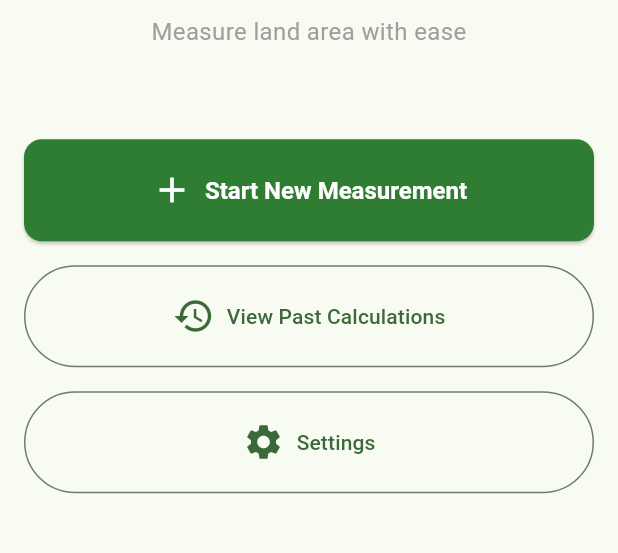
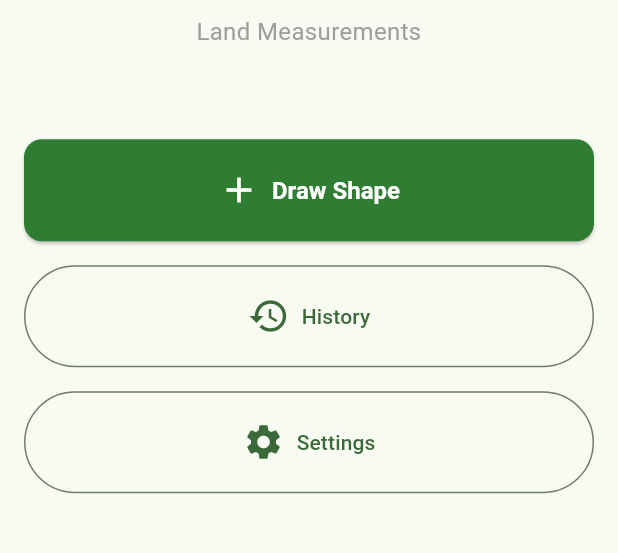
Before and after one commit to zamansheikh/plotcalc, a Flutter app: the screen it shows after launch, on a phone screen of 412 x 824 dp, the part 538-1091 px from its top. Run offline on Flutter 3.47's test engine with Material 3 defaults, Android fonts, the phone set to English and light mode, and no system bars; our stand-ins replace dartz, equatable, flutter_bloc, get_it, go_router, injectable and 1 more; accounts and stored records are empty.

Commit message:
feat: Implement localization support for English and Bengali
- Added AppLocalizations class for managing localized strings.
- Integrated localization into Home, Drawing, and History pages.
- Created LanguageBloc for managing language changes.
- Added Settings page for language selection.
- Updated app router to include settings page.
- Configured MaterialApp to support localization and language changes.
- Added flutter_localizations dependency for localization support.

```diff
--- /dev/null
+++ b/lib/core/localization/app_localizations.dart
@@ -0,0 +1,154 @@
+import 'package:flutter/material.dart';
+
+class AppLocalizations {
+  final Locale locale;
+
+  AppLocalizations({required this.locale});
+
+  static AppLocalizations of(BuildContext context) {
+    return Localizations.of<AppLocalizations>(context, AppLocalizations)!;
+  }
+
+  static Future<AppLocalizations> load(Locale locale) async {
+    return AppLocalizations(locale: locale);
+  }
+
+  static const LocalizationsDelegate<AppLocalizations> delegate =
+      _AppLocalizationsDelegate();
+
+  bool get isEnglish => locale.languageCode == 'en';
+  bool get isBengali => locale.languageCode == 'bn';
+
+  // Home & Navigation
+  String get appTitle => isEnglish ? 'PlotCalc' : 'প্লটক্যালক';
+  String get homeTitle => isEnglish ? 'Land Measurements' : 'ভূমি পরিমাপ';
+  String get drawingTitle => isEnglish ? 'Draw Shape' : 'আকৃতি আঁকুন';
+  String get historyTitle => isEnglish ? 'History' : 'ইতিহাস';
+
+  // Shapes
+  String get selectShape => isEnglish ? 'Select Shape' : 'আকৃতি নির্বাচন করুন';
+  String get triangle => isEnglish ? 'Triangle' : 'ত্রিভুজ';
+  String get polygon => isEnglish ? 'Polygon' : 'বহুভুজ';
+  String get circle => isEnglish ? 'Circle' : 'বৃত্ত';
+  String get rectangle => isEnglish ? 'Rectangle' : 'আয়তক্ষেত্র';
+
+  // Measurements
+  String get enterMeasurement =>
+      isEnglish ? 'Enter Measurement' : 'পরিমাপ লিখুন';
+  String get sideLengthInMeters =>
+      isEnglish ? 'Enter the length in meters' : 'মিটারে দৈর্ঘ্য লিখুন';
+  String get width => isEnglish ? 'Width' : 'প্রস্থ';
+  String get height => isEnglish ? 'Height' : 'উচ্চতা';
+  String get radius => isEnglish ? 'Radius' : 'ব্যাসার্ধ';
+  String get area => isEnglish ? 'Area' : 'ক্ষেত্রফল';
+  String get squareMeters => isEnglish ? 'm²' : 'বর্গমিটার';
+
+  // Buttons
+  String get calculate => isEnglish ? 'Calculate' : 'গণনা করুন';
+  String get complete => isEnglish ? 'Complete' : 'সম্পূর্ণ করুন';
+  String get undo => isEnglish ? 'Undo' : 'পূর্ববর্তী';
+  String get clear => isEnglish ? 'Clear' : 'পরিষ্কার করুন';
+  String get ok => isEnglish ? 'OK' : 'ঠিক আছে';
+  String get skip => isEnglish ? 'Skip' : 'এড়িয়ে যান';
+  String get cancel => isEnglish ? 'Cancel' : 'বাতিল করুন';
+  String get delete => isEnglish ? 'Delete' : 'মুছুন';
+  String get save => isEnglish ? 'Save' : 'সংরক্ষণ করুন';
+
+  // Messages
+  String get enterValidWidthHeight => isEnglish
+      ? 'Please enter valid width and height'
+      : 'অনুগ্রহ করে বৈধ প্রস্থ এবং উচ্চতা লিখুন';
+  String get enterValidRadius => isEnglish
+      ? 'Please enter valid radius'
+      : 'অনুগ্রহ করে বৈধ ব্যাসার্ধ লিখুন';
+  String get addThreePoints => isEnglish
+      ? 'Please add at least 3 points'
+      : 'অনুগ্রহ করে কমপক্ষে ৩টি পয়েন্ট যোগ করুন';
+  String get noPoints =>
+      isEnglish ? 'No points provided' : 'কোনো পয়েন্ট প্রদান করা হয়নি';
+  String get triangleRequires3Points => isEnglish
+      ? 'Triangle requires 3 points'
+      : 'ত্রিভুজের জন্য ৩টি পয়েন্ট প্রয়োজন';
+  String get polygonRequires3Points => isEnglish
+      ? 'Polygon requires at least 3 points'
+      : 'বহুভুজের জন্য কমপক্ষে ৩টি পয়েন্ট প্রয়োজন';
+  String get rectangleRequiresWidthHeight => isEnglish
+      ? 'Rectangle requires width and height'
+      : 'আয়তক্ষেত্রের জন্য প্রস্থ এবং উচ্চতা প্রয়োজন';
+  String get circleRequiresRadius =>
+      isEnglish ? 'Circle requires radius' : 'বৃত্তের জন্য ব্যাসার্ধ প্রয়োজন';
+  String get areaTooSmall => isEnglish ? 'Area too small' : 'ক্ষেত্রফল খুব ছোট';
+  String get failedToCalculateArea =>
+      isEnglish ? 'Failed to calculate area' : 'ক্ষেত্রফল গণনা করতে ব্যর্থ';
+  String get measurementSaved =>
+      isEnglish ? 'Measurement saved' : 'পরিমাপ সংরক্ষিত হয়েছে';
+  String get measurementDeleted =>
+      isEnglish ? 'Measurement deleted' : 'পরিমাপ মুছে ফেলা হয়েছে';
+  String get noMeasurements =>
+      isEnglish ? 'No measurements yet' : 'এখনো কোনো পরিমাপ নেই';
+
+  // Land Units
+  String get acre => isEnglish ? 'Acre' : 'একর';
+  String get bigha => isEnglish ? 'Bigha' : 'বিঘা';
+  String get katha => isEnglish ? 'Katha' : 'কাঠা';
+  String get shatak => isEnglish ? 'Shatak' : 'শতাংশ';
+  String get shotok => isEnglish ? 'Shotok' : 'শতক';
+  String get lessThan1Shotok =>
+      isEnglish ? 'Less than 1 shotok' : 'শতকের চেয়ে কম';
+
+  // Drawing Page
+  String get editSideMeasurements =>
+      isEnglish ? 'Edit Side Measurements' : 'পাশের পরিমাপ সম্পাদনা করুন';
+  String get addAtLeast2Points => isEnglish
+      ? 'Add at least 2 points to see sides'
+      : 'পাশগুলি দেখতে কমপক্ষে ২টি পয়েন্ট যোগ করুন';
+  String get done => isEnglish ? 'Done' : 'সম্পন্ন';
+  String get completePolygon =>
+      isEnglish ? 'Complete Polygon' : 'বহুভুজ সম্পূর্ণ করুন';
+
+  // History Page
+  String get measurementHistory =>
+      isEnglish ? 'Measurement History' : 'পরিমাপ ইতিহাস';
+  String get startMeasuring => isEnglish
+      ? 'Start measuring to see your history'
+      : 'আপনার ইতিহাস দেখতে পরিমাপ শুরু করুন';
+  String get newMeasurement => isEnglish ? 'New Measurement' : 'নতুন পরিমাপ';
+  String get retry => isEnglish ? 'Retry' : 'পুনরায় চেষ্টা করুন';
+  String get view => isEnglish ? 'View' : 'দেখুন';
+  String get yesterday => isEnglish ? 'Yesterday' : 'গতকাল';
+  String get created => isEnglish ? 'Created' : 'তৈরি';
+  String get points => isEnglish ? 'Points' : 'পয়েন্ট';
+  String get close => isEnglish ? 'Close' : 'বন্ধ করুন';
+  String get areaInDifferentUnits =>
+      isEnglish ? 'Area in different units:' : 'বিভিন্ন ইউনিটে ক্ষেত্রফল:';
+  String get breakdown => isEnglish ? 'Breakdown:' : 'বিশ্লেষণ:';
+  String get deleteMeasurement =>
+      isEnglish ? 'Delete Measurement' : 'পরিমাপ মুছুন';
+  String get deleteConfirmation => isEnglish
+      ? 'Are you sure you want to delete this measurement? This action cannot be undone.'
+      : 'আপনি কি এই পরিমাপটি মুছতে নিশ্চিত? এই কর্ম পূর্বাবস্থায় ফেরানো যাবে না।';
+
+  // Settings
+  String get settings => isEnglish ? 'Settings' : 'সেটিংস';
+  String get language => isEnglish ? 'Language' : 'ভাষা';
+  String get english => isEnglish ? 'English' : 'ইংরেজি';
+  String get bengali => isEnglish ? 'Bengali' : 'বাংলা';
+}
+
+class _AppLocalizationsDelegate
+    extends LocalizationsDelegate<AppLocalizations> {
+  const _AppLocalizationsDelegate();
+
+  @override
+  bool isSupported(Locale locale) {
+    return ['en', 'bn'].contains(locale.languageCode);
+  }
+
+  @override
+  Future<AppLocalizations> load(Locale locale) async {
+    return AppLocalizations.load(locale);
+  }
+
+  @override
+  bool shouldReload(_AppLocalizationsDelegate old) => false;
+}
--- a/lib/features/measurement/presentation/pages/home_page.dart
+++ b/lib/features/measurement/presentation/pages/home_page.dart
@@ -1,5 +1,6 @@
 import 'package:flutter/material.dart';
 import 'package:go_router/go_router.dart';
+import 'package:plotcalc/core/localization/app_localizations.dart';
 import '../../../../core/theme/app_theme.dart';
 
 class HomePage extends StatelessWidget {
@@ -7,8 +8,10 @@ class HomePage extends StatelessWidget {
 
   @override
   Widget build(BuildContext context) {
+    final loc = AppLocalizations.of(context);
+
     return Scaffold(
-      appBar: AppBar(title: const Text('PlotCalc')),
+      appBar: AppBar(title: Text(loc.appTitle)),
       body: SafeArea(
         child: Padding(
           padding: const EdgeInsets.all(16.0),
@@ -23,16 +26,19 @@ class HomePage extends StatelessWidget {
                 color: AppTheme.primaryColor,
               ),
               const SizedBox(height: 20),
-              const Text(
-                'PlotCalc',
+              Text(
+                loc.appTitle,
                 textAlign: TextAlign.center,
-                style: TextStyle(fontSize: 32, fontWeight: FontWeight.bold),
+                style: const TextStyle(
+                  fontSize: 32,
+                  fontWeight: FontWeight.bold,
+                ),
               ),
               const SizedBox(height: 10),
-              const Text(
-                'Measure land area with ease',
+              Text(
+                loc.homeTitle,
                 textAlign: TextAlign.center,
-                style: TextStyle(fontSize: 16, color: Colors.grey),
+                style: const TextStyle(fontSize: 16, color: Colors.grey),
               ),
               const SizedBox(height: 60),
 
@@ -40,7 +46,7 @@ class HomePage extends StatelessWidget {
               ElevatedButton.icon(
                 onPressed: () => context.push('/drawing'),
                 icon: const Icon(Icons.add, size: 28),
-                label: const Text('Start New Measurement'),
+                label: Text(loc.drawingTitle),
                 style: ElevatedButton.styleFrom(
                   padding: const EdgeInsets.symmetric(vertical: 20),
                   backgroundColor: AppTheme.primaryColor,
@@ -52,7 +58,7 @@ class HomePage extends StatelessWidget {
               OutlinedButton.icon(
                 onPressed: () => context.push('/history'),
                 icon: const Icon(Icons.history, size: 28),
-                label: const Text('View Past Calculations'),
+                label: Text(loc.historyTitle),
                 style: OutlinedButton.styleFrom(
                   padding: const EdgeInsets.symmetric(vertical: 20),
                 ),
@@ -62,7 +68,7 @@ class HomePage extends StatelessWidget {
               OutlinedButton.icon(
                 onPressed: () => context.push('/settings'),
                 icon: const Icon(Icons.settings, size: 28),
-                label: const Text('Settings'),
+                label: Text(loc.settings),
                 style: OutlinedButton.styleFrom(
                   padding: const EdgeInsets.symmetric(vertical: 20),
                 ),
--- /dev/null
+++ b/lib/features/settings/presentation/bloc/language_bloc.dart
@@ -0,0 +1,19 @@
+import 'package:flutter/material.dart';
+import 'package:equatable/equatable.dart';
+import 'package:flutter_bloc/flutter_bloc.dart';
+
+part 'language_event.dart';
+part 'language_state.dart';
+
+class LanguageBloc extends Bloc<LanguageEvent, LanguageState> {
+  LanguageBloc() : super(const LanguageState(locale: Locale('en'))) {
+    on<ChangeLanguageEvent>(_onChangeLanguage);
+  }
+
+  Future<void> _onChangeLanguage(
+    ChangeLanguageEvent event,
+    Emitter<LanguageState> emit,
+  ) async {
+    emit(LanguageState(locale: event.locale));
+  }
+}
--- /dev/null
+++ b/lib/features/settings/presentation/bloc/language_event.dart
@@ -0,0 +1,17 @@
+part of 'language_bloc.dart';
+
+sealed class LanguageEvent extends Equatable {
+  const LanguageEvent();
+
+  @override
+  List<Object> get props => [];
+}
+
+class ChangeLanguageEvent extends LanguageEvent {
+  final Locale locale;
+
+  const ChangeLanguageEvent(this.locale);
+
+  @override
+  List<Object> get props => [locale];
+}
--- /dev/null
+++ b/lib/features/settings/presentation/bloc/language_state.dart
@@ -0,0 +1,10 @@
+part of 'language_bloc.dart';
+
+class LanguageState extends Equatable {
+  final Locale locale;
+
+  const LanguageState({required this.locale});
+
+  @override
+  List<Object> get props => [locale];
+}
--- a/lib/main.dart
+++ b/lib/main.dart
@@ -1,9 +1,12 @@
 import 'package:flutter/material.dart';
 import 'package:flutter_bloc/flutter_bloc.dart';
+import 'package:flutter_localizations/flutter_localizations.dart';
 import 'core/di/injection.dart';
 import 'core/router/app_router.dart';
 import 'core/theme/app_theme.dart';
+import 'core/localization/app_localizations.dart';
 import 'features/measurement/presentation/bloc/measurement_bloc.dart';
+import 'features/settings/presentation/bloc/language_bloc.dart';
 
 void main() async {
   WidgetsFlutterBinding.ensureInitialized();
@@ -20,14 +23,29 @@ class MyApp extends StatelessWidget {
   @override
   Widget build(BuildContext context) {
     return MultiBlocProvider(
-      providers: [BlocProvider(create: (context) => getIt<MeasurementBloc>())],
-      child: MaterialApp.router(
+      providers: [
+        BlocProvider(create: (context) => getIt<MeasurementBloc>()),
+        BlocProvider(create: (context) => LanguageBloc()),
+      ],
+      child: BlocBuilder<LanguageBloc, LanguageState>(
+        builder: (context, languageState) {
+          return MaterialApp.router(
             title: 'PlotCalc : LandSketch',
             debugShowCheckedModeBanner: false,
+            locale: languageState.locale,
+            localizationsDelegates: [
+              AppLocalizations.delegate,
+              GlobalMaterialLocalizations.delegate,
+              GlobalWidgetsLocalizations.delegate,
+              GlobalCupertinoLocalizations.delegate,
+            ],
+            supportedLocales: [Locale('en'), Locale('bn')],
             theme: AppTheme.lightTheme,
             darkTheme: AppTheme.darkTheme,
             themeMode: ThemeMode.system,
             routerConfig: AppRouter.router,
+          );
+        },
       ),
     );
   }
--- a/pubspec.yaml
+++ b/pubspec.yaml
@@ -30,10 +30,13 @@ environment:
 dependencies:
   flutter:
     sdk: flutter
+  flutter_localizations:
+    sdk: flutter
 
   # The following adds the Cupertino Icons font to your application.
   # Use with the CupertinoIcons class for iOS style icons.
   cupertino_icons: ^1.0.8
+
 
   # State Management
   flutter_bloc: ^9.1.1
```
Also changed, not shown: lib/core/router/app_router.dart (+3 -6 lines), lib/features/measurement/presentation/pages/drawing_page.dart (+87 -65 lines), lib/features/measurement/presentation/pages/history_page.dart (+57 -38 lines), lib/features/settings/presentation/pages/settings_page.dart (added, +61 -0 lines), pubspec.lock, 2 other files. Lines whose indentation alone changed are shown as unchanged.
